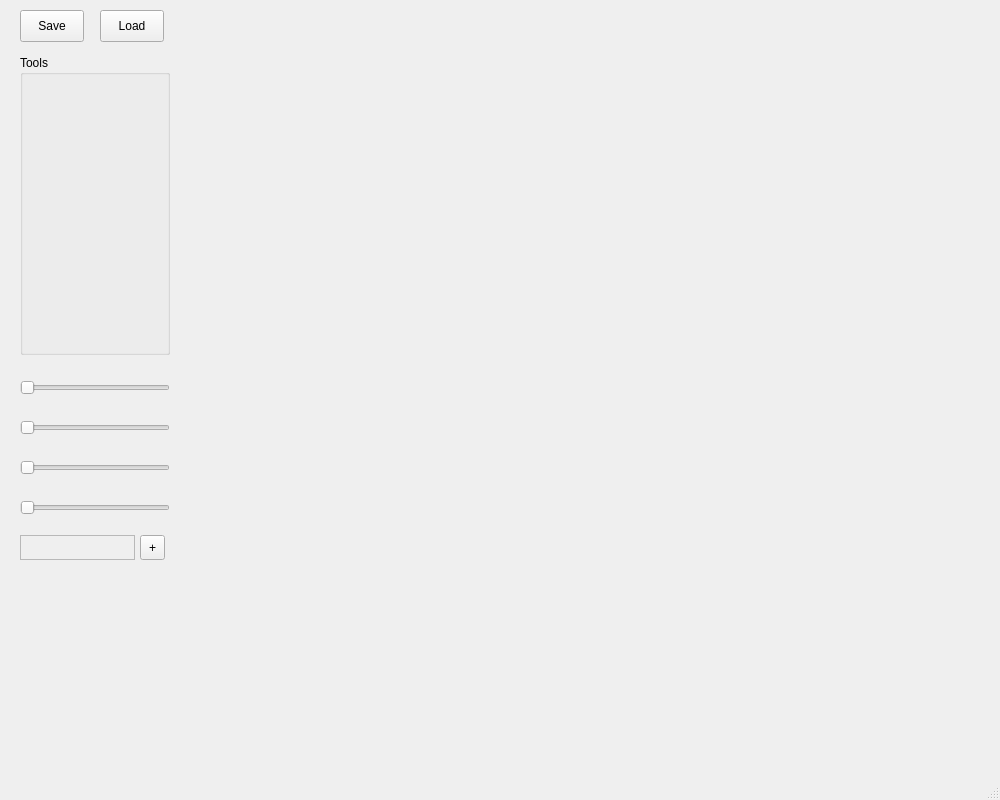
Qt form Assignment8SpriteEditor/mainwindow.ui (NZaffos/Sprite-Editor) before a commit.
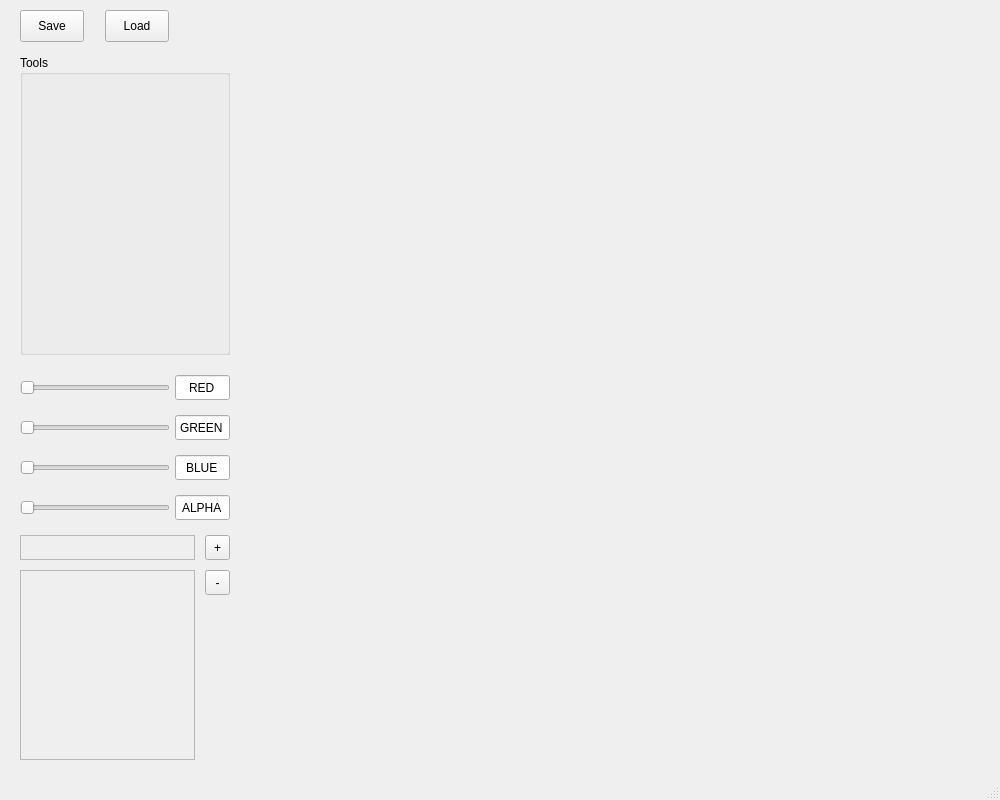
The same form after that commit.

Commit message:
Connected some lineEdits for the sliders
This allows the user to input a specific desired value. still working on capping the value

Diff of the .ui file:
```diff
--- a/Assignment8SpriteEditor/mainwindow.ui
+++ b/Assignment8SpriteEditor/mainwindow.ui
@@ -43,7 +43,7 @@
    <widget class="QPushButton" name="loadButton">
     <property name="geometry">
      <rect>
-      <x>100</x>
+      <x>105</x>
       <y>10</y>
       <width>64</width>
       <height>32</height>
@@ -58,7 +58,7 @@
      <rect>
       <x>20</x>
       <y>55</y>
-      <width>150</width>
+      <width>210</width>
       <height>300</height>
      </rect>
     </property>
@@ -138,7 +138,7 @@
      <rect>
       <x>20</x>
       <y>535</y>
-      <width>115</width>
+      <width>175</width>
       <height>25</height>
      </rect>
     </property>
@@ -152,7 +152,7 @@
    <widget class="QToolButton" name="addToPaletteButton">
     <property name="geometry">
      <rect>
-      <x>140</x>
+      <x>205</x>
       <y>535</y>
       <width>25</width>
       <height>25</height>
@@ -168,6 +168,112 @@
      </size>
     </property>
    </widget>
+   <widget class="QScrollArea" name="colorPalette">
+    <property name="geometry">
+     <rect>
+      <x>20</x>
+      <y>570</y>
+      <width>175</width>
+      <height>190</height>
+     </rect>
+    </property>
+    <property name="widgetResizable">
+     <bool>true</bool>
+    </property>
+    <widget class="QWidget" name="scrollAreaWidgetContents">
+     <property name="geometry">
+      <rect>
+       <x>0</x>
+       <y>0</y>
+       <width>173</width>
+       <height>188</height>
+      </rect>
+     </property>
+    </widget>
+   </widget>
+   <widget class="QToolButton" name="deleteFromColoPalette">
+    <property name="geometry">
+     <rect>
+      <x>205</x>
+      <y>570</y>
+      <width>25</width>
+      <height>25</height>
+     </rect>
+    </property>
+    <property name="text">
+     <string>-</string>
+    </property>
+    <property name="iconSize">
+     <size>
+      <width>25</width>
+      <height>25</height>
+     </size>
+    </property>
+   </widget>
+   <widget class="QLineEdit" name="redSliderIO">
+    <property name="geometry">
+     <rect>
+      <x>175</x>
+      <y>375</y>
+      <width>55</width>
+      <height>25</height>
+     </rect>
+    </property>
+    <property name="text">
+     <string>RED</string>
+    </property>
+    <property name="alignment">
+     <set>Qt::AlignmentFlag::AlignCenter</set>
+    </property>
+   </widget>
+   <widget class="QLineEdit" name="alphaSliderIO">
+    <property name="geometry">
+     <rect>
+      <x>175</x>
+      <y>495</y>
+      <width>55</width>
+      <height>25</height>
+     </rect>
+    </property>
+    <property name="text">
+     <string>ALPHA</string>
+    </property>
+    <property name="alignment">
+     <set>Qt::AlignmentFlag::AlignCenter</set>
+    </property>
+   </widget>
+   <widget class="QLineEdit" name="blueSliderIO">
+    <property name="geometry">
+     <rect>
+      <x>175</x>
+      <y>455</y>
+      <width>55</width>
+      <height>25</height>
+     </rect>
+    </property>
+    <property name="text">
+     <string>BLUE</string>
+    </property>
+    <property name="alignment">
+     <set>Qt::AlignmentFlag::AlignCenter</set>
+    </property>
+   </widget>
+   <widget class="QLineEdit" name="greenSliderIO">
+    <property name="geometry">
+     <rect>
+      <x>175</x>
+      <y>415</y>
+      <width>55</width>
+      <height>25</height>
+     </rect>
+    </property>
+    <property name="text">
+     <string>GREEN</string>
+    </property>
+    <property name="alignment">
+     <set>Qt::AlignmentFlag::AlignCenter</set>
+    </property>
+   </widget>
   </widget>
   <widget class="QStatusBar" name="statusbar"/>
  </widget>
```
The commit also changes 2 other files.
